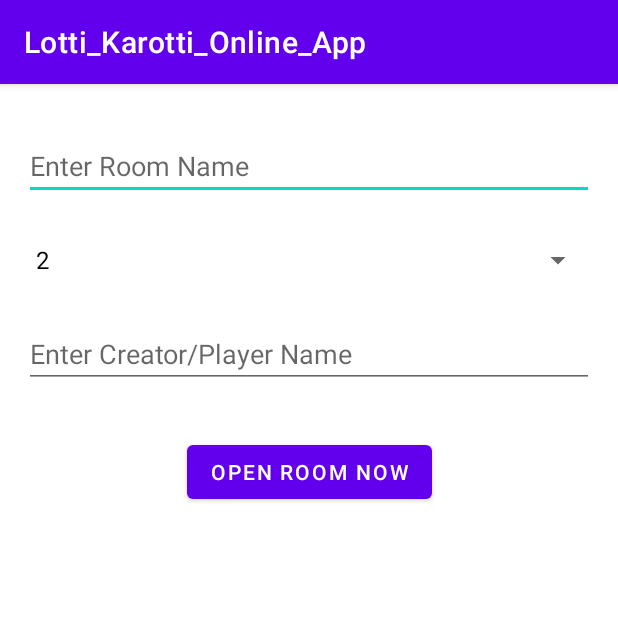
After one commit to SE2-Gruppe-III-LottiKarotti/Frontend, an Android app: the OpenRoomActivity screen opened directly, with no data from a screen before it, on a phone screen of 412 x 824 dp, the top half of it. The commit adds this screen. Run offline under Robolectric (Android 15) with nearby library versions, the phone set to English and light mode, and no system bars.

Commit message:
test msg working && first start & openRoom activity design impl

```diff
--- /dev/null
+++ b/app/src/main/java/at/aau/serg/websocketdemoapp/activities/OpenRoomActivity.java
@@ -0,0 +1,67 @@
+package at.aau.serg.websocketdemoapp.activities;
+
+import android.os.Bundle;
+import android.view.View;
+import android.widget.ArrayAdapter;
+import android.widget.Button;
+import android.widget.EditText;
+import android.widget.Spinner;
+import android.widget.Toast;
+
+
+import androidx.activity.EdgeToEdge;
+import androidx.appcompat.app.AppCompatActivity;
+import androidx.core.graphics.Insets;
+import androidx.core.view.ViewCompat;
+import androidx.core.view.WindowInsetsCompat;
+
+import at.aau.serg.websocketdemoapp.R;
+
+public class OpenRoomActivity extends AppCompatActivity {
+
+    EditText editTextRoomName;
+    Spinner spinnerNumPlayers;
+    EditText editTextCreator;
+    Button buttonOpenRoomNow;
+
+    @Override
+    protected void onCreate(Bundle savedInstanceState) {
+        super.onCreate(savedInstanceState);
+        EdgeToEdge.enable(this);
+        setContentView(R.layout.activity_open_room);
+        ViewCompat.setOnApplyWindowInsetsListener(findViewById(R.id.main), (v, insets) -> {
+            Insets systemBars = insets.getInsets(WindowInsetsCompat.Type.systemBars());
+            v.setPadding(systemBars.left, systemBars.top, systemBars.right, systemBars.bottom);
+            return insets;
+        });
+
+        editTextRoomName = findViewById(R.id.editTextRoomName);
+        spinnerNumPlayers = findViewById(R.id.spinnerNumPlayers);
+        editTextCreator = findViewById(R.id.editTextCreatorName);
+        buttonOpenRoomNow = findViewById(R.id.buttonOpenRoomNow);
+
+        String[] playerOptions = new String [] {"2", "3", "4"};
+        ArrayAdapter<String> playerAdapter = new ArrayAdapter<>(this, android.R.layout.simple_spinner_dropdown_item, playerOptions);
+        spinnerNumPlayers.setAdapter(playerAdapter);
+
+        buttonOpenRoomNow.setOnClickListener(new View.OnClickListener() {
+            @Override
+            public void onClick(View v) {
+                openRoom();
+            }
+        });
+    }
+
+    private void openRoom() {
+        String roomName = editTextRoomName.getText().toString();
+        String finalNumPlayers = spinnerNumPlayers.getSelectedItem().toString();
+        String creatorName = editTextCreator.getText().toString();
+
+        //print to user
+        Toast.makeText(OpenRoomActivity.this, "Opening Room...\nRoom Name: " + roomName + "\nNumber of Players: " + finalNumPlayers + "\nCreator Name: " + creatorName, Toast.LENGTH_SHORT).show();
+
+        //TODO: to handle this topic: use more than one message maybe... as atomic as possible
+    }
+
+
+}
--- /dev/null
+++ b/app/src/main/res/layout/activity_open_room.xml
@@ -0,0 +1,57 @@
+<?xml version="1.0" encoding="utf-8"?>
+<androidx.constraintlayout.widget.ConstraintLayout xmlns:android="http://schemas.android.com/apk/res/android"
+    xmlns:app="http://schemas.android.com/apk/res-auto"
+    xmlns:tools="http://schemas.android.com/tools"
+    android:id="@+id/main"
+    android:layout_width="match_parent"
+    android:layout_height="match_parent"
+    tools:context=".activities.OpenRoomActivity">
+
+    <EditText
+        android:id="@+id/editTextRoomName"
+        android:layout_width="0dp"
+        android:layout_height="wrap_content"
+        android:hint="Enter Room Name"
+        app:layout_constraintStart_toStartOf="parent"
+        app:layout_constraintEnd_toEndOf="parent"
+        app:layout_constraintTop_toTopOf="parent"
+        android:layout_marginTop="32dp"
+        android:layout_marginStart="16dp"
+        android:layout_marginEnd="16dp"/>
+
+    <Spinner
+        android:id="@+id/spinnerNumPlayers"
+        android:layout_width="0dp"
+        android:layout_height="wrap_content"
+        app:layout_constraintStart_toStartOf="parent"
+        app:layout_constraintEnd_toEndOf="parent"
+        app:layout_constraintTop_toBottomOf="@id/editTextRoomName"
+        android:layout_marginTop="16dp"
+        android:layout_marginStart="16dp"
+        android:layout_marginEnd="16dp"/>
+
+    <EditText
+        android:id="@+id/editTextCreatorName"
+        android:layout_width="0dp"
+        android:layout_height="wrap_content"
+        android:hint="Enter Creator/Player Name"
+        app:layout_constraintStart_toStartOf="parent"
+        app:layout_constraintEnd_toEndOf="parent"
+        app:layout_constraintTop_toBottomOf="@id/spinnerNumPlayers"
+        android:layout_marginTop="16dp"
+        android:layout_marginStart="16dp"
+        android:layout_marginEnd="16dp"/>
+
+    <Button
+        android:id="@+id/buttonOpenRoomNow"
+        android:layout_width="wrap_content"
+        android:layout_height="wrap_content"
+        android:text="Open Room Now"
+        app:layout_constraintStart_toStartOf="parent"
+        app:layout_constraintEnd_toEndOf="parent"
+        app:layout_constraintTop_toBottomOf="@id/editTextCreatorName"
+        android:layout_marginTop="32dp"
+        android:layout_marginStart="16dp"
+        android:layout_marginEnd="16dp"/>
+
+</androidx.constraintlayout.widget.ConstraintLayout>
```
Also changed, not shown: app/src/main/AndroidManifest.xml (+9 -0 lines), app/src/main/java/at/aau/serg/websocketdemoapp/activities/MainActivity.java (+41 -2 lines), app/src/main/java/at/aau/serg/websocketdemoapp/activities/StartActivity.java (added, +95 -0 lines), app/src/main/res/layout/activity_main.xml (+33 -1 lines), app/src/main/res/layout/activity_start.xml (added, +56 -0 lines), app/src/main/res/values/strings.xml (+10 -1 lines), app/src/main/res/drawable/img.png (added).
